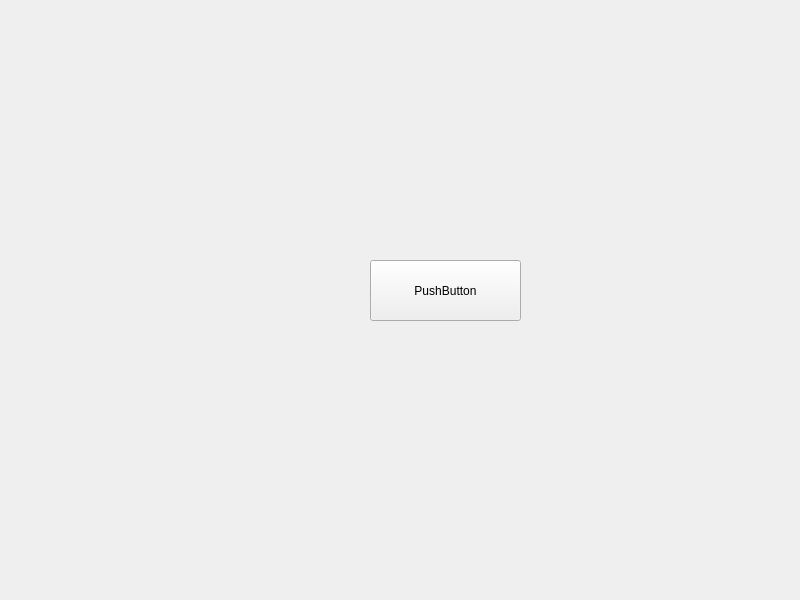
The window that mainwindow.ui (Fafaqqqq/ToDoList) describes before a commit, drawn with Qt 5.
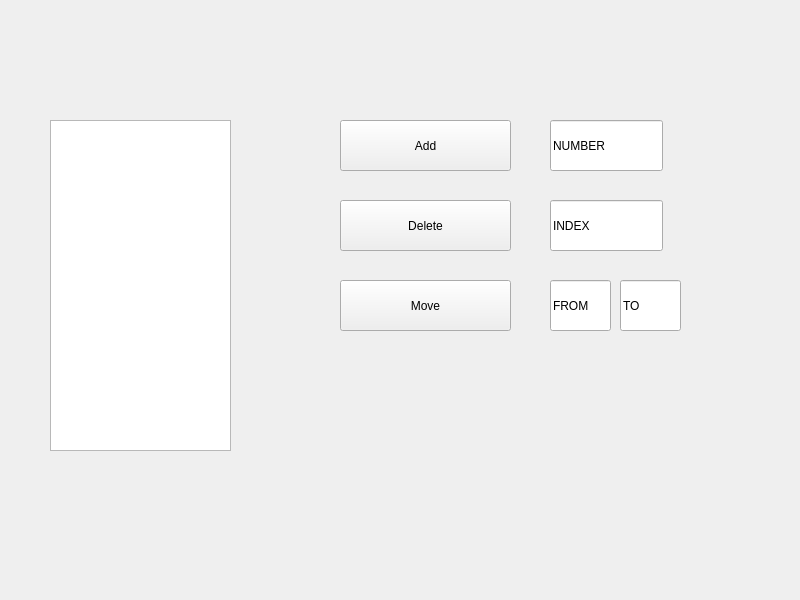
The same window after the commit.

Diff of the .ui file:
```diff
--- a/mainwindow.ui
+++ b/mainwindow.ui
@@ -14,17 +14,105 @@
    <string>MainWindow</string>
   </property>
   <widget class="QWidget" name="centralwidget">
-   <widget class="QPushButton" name="pushButton">
+   <widget class="QListView" name="Numbers">
     <property name="geometry">
      <rect>
-      <x>370</x>
-      <y>260</y>
-      <width>151</width>
-      <height>61</height>
+      <x>50</x>
+      <y>120</y>
+      <width>181</width>
+      <height>331</height>
      </rect>
     </property>
+   </widget>
+   <widget class="QPushButton" name="Add">
+    <property name="geometry">
+     <rect>
+      <x>340</x>
+      <y>120</y>
+      <width>171</width>
+      <height>51</height>
+     </rect>
+    </property>
     <property name="text">
-     <string>PushButton</string>
+     <string>Add</string>
+    </property>
+   </widget>
+   <widget class="QPushButton" name="Delete">
+    <property name="geometry">
+     <rect>
+      <x>340</x>
+      <y>200</y>
+      <width>171</width>
+      <height>51</height>
+     </rect>
+    </property>
+    <property name="text">
+     <string>Delete</string>
+    </property>
+   </widget>
+   <widget class="QPushButton" name="Move">
+    <property name="geometry">
+     <rect>
+      <x>340</x>
+      <y>280</y>
+      <width>171</width>
+      <height>51</height>
+     </rect>
+    </property>
+    <property name="text">
+     <string>Move</string>
+    </property>
+   </widget>
+   <widget class="QLineEdit" name="InputNum">
+    <property name="geometry">
+     <rect>
+      <x>550</x>
+      <y>120</y>
+      <width>113</width>
+      <height>51</height>
+     </rect>
+    </property>
+    <property name="text">
+     <string>NUMBER</string>
+    </property>
+   </widget>
+   <widget class="QLineEdit" name="InputIndex">
+    <property name="geometry">
+     <rect>
+      <x>550</x>
+      <y>200</y>
+      <width>113</width>
+      <height>51</height>
+     </rect>
+    </property>
+    <property name="text">
+     <string>INDEX</string>
+    </property>
+   </widget>
+   <widget class="QLineEdit" name="InputFrom">
+    <property name="geometry">
+     <rect>
+      <x>550</x>
+      <y>280</y>
+      <width>61</width>
+      <height>51</height>
+     </rect>
+    </property>
+    <property name="text">
+     <string>FROM</string>
+    </property>
+   </widget>
+   <widget class="QLineEdit" name="inputTo">
+    <property name="geometry">
+     <rect>
+      <x>620</x>
+      <y>280</y>
+      <width>61</width>
+      <height>51</height>
+     </rect>
+    </property>
+    <property name="text">
+     <string>TO</string>
     </property>
    </widget>
   </widget>
```
